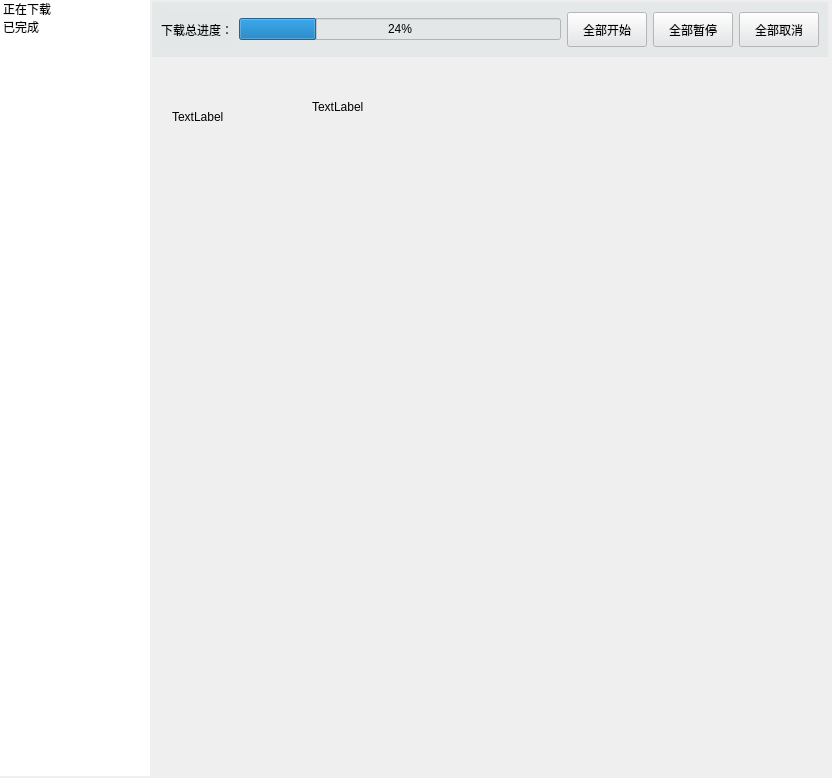
First picture: the form in app/view/progress.ui, repository jlx001/title_, before the edit.
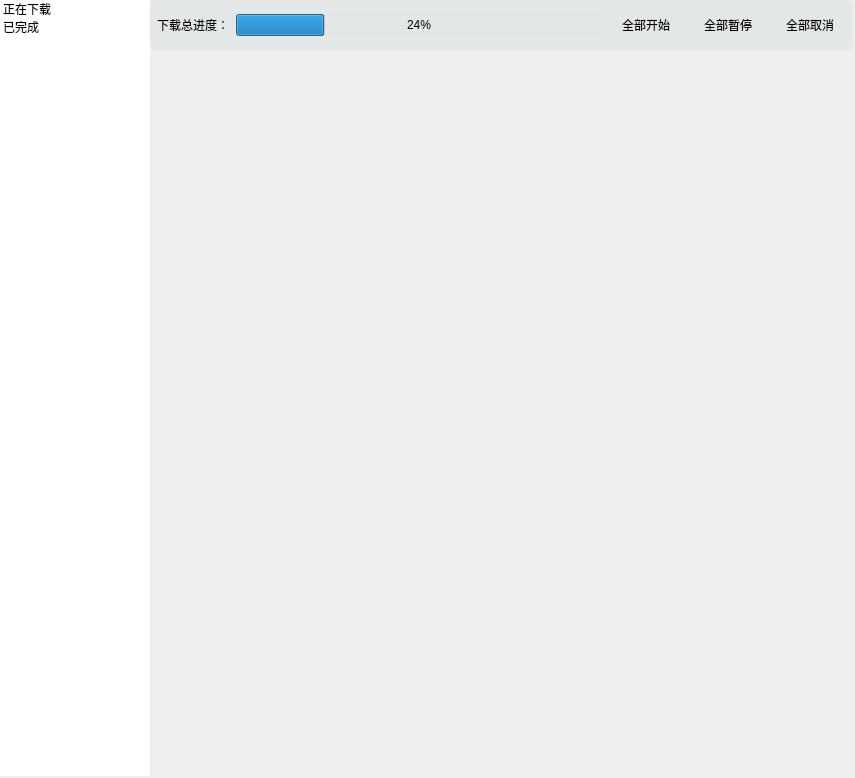
Second picture: the form after the edit. The open tabs and pages were chosen to show the change. Custom widgets are drawn as their Qt base class.

Diff of the .ui file:
```diff
--- a/app/view/progress.ui
+++ b/app/view/progress.ui
@@ -6,7 +6,7 @@
    <rect>
     <x>0</x>
     <y>0</y>
-    <width>832</width>
+    <width>855</width>
     <height>778</height>
    </rect>
   </property>
@@ -32,7 +32,7 @@
    <property name="spacing">
     <number>0</number>
    </property>
-   <item row="0" column="1">
+   <item row="0" column="2">
     <widget class="QStackedWidget" name="stackedWidget">
      <widget class="QWidget" name="page_3"/>
      <widget class="QWidget" name="downloading">
@@ -50,47 +50,48 @@
         <number>0</number>
        </property>
        <property name="spacing">
-        <number>0</number>
+        <number>2</number>
        </property>
        <item row="0" column="0">
-        <widget class="QWidget" name="widget_2" native="true">
-         <layout class="QVBoxLayout" name="verticalLayout">
-          <property name="spacing">
-           <number>2</number>
-          </property>
-          <property name="leftMargin">
-           <number>2</number>
-          </property>
-          <property name="topMargin">
-           <number>2</number>
-          </property>
-          <property name="rightMargin">
-           <number>2</number>
-          </property>
-          <property name="bottomMargin">
-           <number>2</number>
-          </property>
-          <item>
            <widget class="QFrame" name="proframe">
             <property name="minimumSize">
              <size>
               <width>0</width>
-              <height>55</height>
+           <height>50</height>
              </size>
             </property>
             <property name="maximumSize">
              <size>
               <width>16777215</width>
-              <height>55</height>
+           <height>50</height>
              </size>
             </property>
             <property name="styleSheet">
-             <string notr="true">background-color: rgba(227, 230, 232, 0.775);</string>
+          <string notr="true">background-color: rgba(227, 230, 232, 0.775);
+border-width: 1px;
+    border-style: solid;
+    border-radius: 4px;
+	border-color: rgb(230, 230, 230);</string>
             </property>
             <property name="midLineWidth">
              <number>0</number>
             </property>
             <layout class="QHBoxLayout" name="horizontalLayout">
+          <property name="spacing">
+           <number>2</number>
+          </property>
+          <property name="leftMargin">
+           <number>2</number>
+          </property>
+          <property name="topMargin">
+           <number>2</number>
+          </property>
+          <property name="rightMargin">
+           <number>2</number>
+          </property>
+          <property name="bottomMargin">
+           <number>2</number>
+          </property>
              <item>
               <widget class="QLabel" name="label">
                <property name="text">
@@ -186,48 +187,21 @@
             </layout>
            </widget>
           </item>
-          <item>
-           <widget class="QWidget" name="widget" native="true">
-            <property name="minimumSize">
-             <size>
-              <width>0</width>
-              <height>100</height>
-             </size>
-            </property>
-            <property name="maximumSize">
-             <size>
-              <width>16777215</width>
-              <height>100</height>
-             </size>
-            </property>
-            <widget class="QLabel" name="label_2">
-             <property name="geometry">
-              <rect>
-               <x>20</x>
-               <y>50</y>
-               <width>72</width>
-               <height>15</height>
-              </rect>
-             </property>
-             <property name="text">
-              <string>TextLabel</string>
-             </property>
-            </widget>
-            <widget class="QLabel" name="label_3">
-             <property name="geometry">
-              <rect>
-               <x>160</x>
-               <y>40</y>
-               <width>72</width>
-               <height>15</height>
-              </rect>
-             </property>
-             <property name="text">
-              <string>TextLabel</string>
-             </property>
-            </widget>
-           </widget>
-          </item>
+       <item row="1" column="0">
+        <widget class="QWidget" name="widget_2" native="true">
+         <layout class="QVBoxLayout" name="downloadLayout">
+          <property name="leftMargin">
+           <number>2</number>
+          </property>
+          <property name="topMargin">
+           <number>2</number>
+          </property>
+          <property name="rightMargin">
+           <number>2</number>
+          </property>
+          <property name="bottomMargin">
+           <number>2</number>
+          </property>
           <item>
            <spacer name="verticalSpacer">
             <property name="orientation">
```
Left out of the diff: 2 changed lines with no effect on the pictures. Lines whose indentation alone changed are shown as unchanged.
